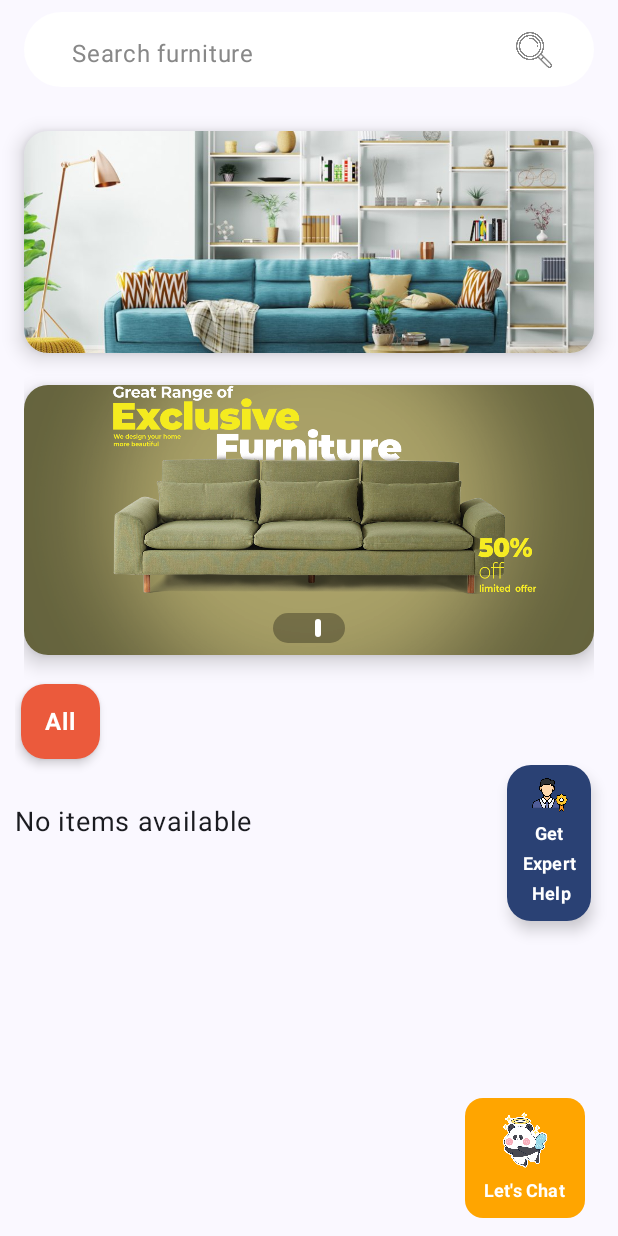
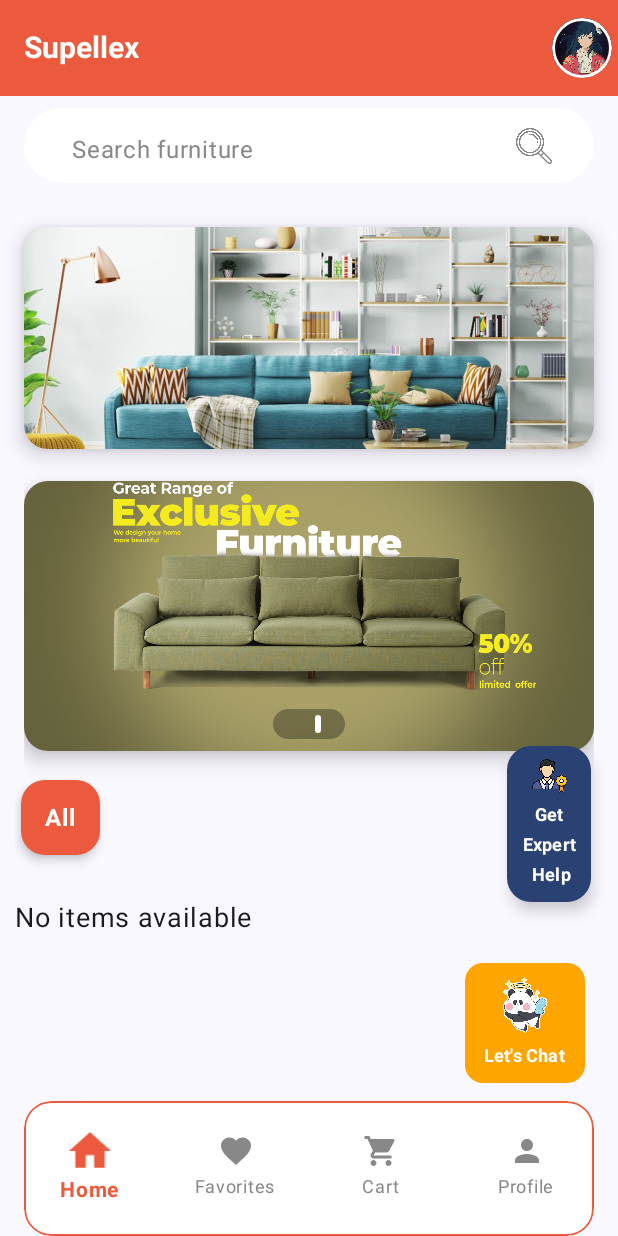
Before and after one commit to Aadhi41/GitFlow, an Android app built with Jetpack Compose: the screen it shows after launch (MainActivity), on a phone screen of 412 x 824 dp. Run offline under Robolectric (Android 15) with nearby library versions, the light colour scheme and no system bars; our stand-ins replace Firebase (no records; nobody signed in at launch, a user with empty details on screens opened directly); pictures from the network do not load.

Commit message:
Bottom Nav Bar Ready!

```diff
--- /dev/null
+++ b/app/src/main/java/com/example/gitflow/feature/topbar/CustomTopBar.kt
@@ -0,0 +1,48 @@
+package com.example.gitflow.feature.topbar
+
+import androidx.compose.foundation.Image
+import androidx.compose.foundation.border
+import androidx.compose.foundation.layout.size
+import androidx.compose.foundation.shape.CircleShape
+import androidx.compose.material3.ExperimentalMaterial3Api
+import androidx.compose.material3.Text
+import androidx.compose.material3.TopAppBar
+import androidx.compose.material3.TopAppBarDefaults
+import androidx.compose.runtime.Composable
+import androidx.compose.ui.Modifier
+import androidx.compose.ui.draw.clip
+import androidx.compose.ui.graphics.Color
+import androidx.compose.ui.layout.ContentScale
+import androidx.compose.ui.res.painterResource
+import androidx.compose.ui.text.font.FontWeight
+import androidx.compose.ui.unit.dp
+import androidx.compose.ui.unit.sp
+import com.example.gitflow.R
+
+@OptIn(ExperimentalMaterial3Api::class)
+@Composable
+fun CustomTopBar() {
+    TopAppBar(
+        title = {
+            Text(text = "Supellex",
+                color = Color.White,
+                fontSize = 20.sp,
+                fontWeight = FontWeight.Bold)
+
+        },
+        colors = TopAppBarDefaults.topAppBarColors(
+            containerColor = Color(0xFFEB5A3C)
+        ),
+        actions = {
+            Image(
+                painter = painterResource(id = R.drawable.pfp),
+                contentDescription = "Profile Picture",
+                contentScale = ContentScale.Crop,
+                modifier = Modifier
+                    .size(40.dp)
+                    .clip(CircleShape)
+                    .border(2.dp, Color.White, CircleShape)
+            )
+        }
+    )
+}
--- a/app/src/main/java/com/example/gitflow/navigation/MainScreen.kt
+++ b/app/src/main/java/com/example/gitflow/navigation/MainScreen.kt
@@ -1,21 +1,37 @@
 package com.example.gitflow.navigation
 
+import androidx.compose.foundation.layout.Box
+import androidx.compose.foundation.layout.padding
+import androidx.compose.material3.Scaffold
 import androidx.compose.runtime.Composable
+import androidx.compose.ui.Modifier
 import androidx.navigation.compose.NavHost
 import androidx.navigation.compose.composable
 import androidx.navigation.compose.rememberNavController
+import com.example.gitflow.navigation.bottomnavbar.CustomBottomNavigationBar
+import com.example.gitflow.ui.cartscreen.CartScreen
 import com.example.gitflow.ui.chatbot.ChatbotScreen
+import com.example.gitflow.ui.favoritesscreen.FavoritesScreen
 import com.example.gitflow.ui.furnitureScreens.DetailScreen
 import com.example.gitflow.ui.mainScreens.HomeScreen
+import com.example.gitflow.ui.profilescreen.ProfileScreen
 
 @Composable
 fun MainScreen() {
     val navController = rememberNavController()
-    NavHost(navController, startDestination = "home") {
-        composable("home") { HomeScreen(navController) }
-        composable("chatbot") { ChatbotScreen { navController.popBackStack() } }
-        composable("detailScreen") {
-            DetailScreen(navController)
+
+    Scaffold(
+        bottomBar = { CustomBottomNavigationBar(navController) }
+    ) { innerPadding ->
+        Box(modifier = Modifier.padding(innerPadding)) {
+            NavHost(navController, startDestination = "home") {
+                composable("home") { HomeScreen(navController) }
+                composable("favorites") { FavoritesScreen() }
+                composable("cart") { CartScreen() }
+                composable("profile") { ProfileScreen() }
+                composable("chatbot") { ChatbotScreen { navController.popBackStack() } }
+                composable("detailScreen") { DetailScreen(navController) }
+            }
         }
     }
 }
--- /dev/null
+++ b/app/src/main/java/com/example/gitflow/navigation/bottomnavbar/CustomBottomNavigationBar.kt
@@ -0,0 +1,113 @@
+package com.example.gitflow.navigation.bottomnavbar
+
+import androidx.compose.animation.core.animateFloatAsState
+import androidx.compose.foundation.background
+import androidx.compose.foundation.border
+import androidx.compose.foundation.layout.*
+import androidx.compose.foundation.shape.RoundedCornerShape
+import androidx.compose.material.icons.Icons
+import androidx.compose.material.icons.filled.Favorite
+import androidx.compose.material.icons.filled.Home
+import androidx.compose.material.icons.filled.Person
+import androidx.compose.material.icons.filled.ShoppingCart
+import androidx.compose.material3.*
+import androidx.compose.runtime.*
+import androidx.compose.ui.Alignment
+import androidx.compose.ui.Modifier
+import androidx.compose.ui.draw.clip
+import androidx.compose.ui.draw.shadow
+import androidx.compose.ui.graphics.Color
+import androidx.compose.ui.graphics.graphicsLayer
+import androidx.compose.ui.graphics.vector.ImageVector
+import androidx.compose.ui.platform.LocalHapticFeedback
+import androidx.compose.ui.text.font.FontWeight
+import androidx.compose.ui.tooling.preview.Preview
+import androidx.compose.ui.unit.dp
+import androidx.compose.ui.unit.sp
+import androidx.navigation.NavController
+import androidx.navigation.compose.rememberNavController
+import com.example.gitflow.ui.theme.WarmOrange
+
+@Composable
+fun CustomBottomNavigationBar(navController: NavController) {
+    val items = listOf(
+        BottomNavItem("Home", Icons.Default.Home, "home"),
+        BottomNavItem("Favorites", Icons.Default.Favorite, "favorites"),
+        BottomNavItem("Cart", Icons.Default.ShoppingCart, "cart"),
+        BottomNavItem("Profile", Icons.Default.Person, "profile")
+    )
+
+    var selectedItem by remember { mutableStateOf(0) }
+    val hapticFeedback = LocalHapticFeedback.current
+
+    Box(
+        modifier = Modifier
+            .fillMaxWidth()
+            .padding(horizontal = 16.dp)
+            .clip(RoundedCornerShape(18.dp))
+            .shadow(10.dp, RoundedCornerShape(18.dp))
+            .background(Color.White)
+    ) {
+        NavigationBar(
+            modifier = Modifier
+                .border(1.dp, WarmOrange, RoundedCornerShape(18.dp))
+                .fillMaxWidth()
+                .height(90.dp),
+            containerColor = Color.Transparent
+        ) {
+            items.forEachIndexed { index, item ->
+                val isSelected = selectedItem == index
+                val animatedScale by animateFloatAsState(
+                    targetValue = if (isSelected) 1.2f else 1f, label = "icon_scale"
+                )
+
+                NavigationBarItem(
+                    selected = isSelected,
+                    onClick = {
+                        selectedItem = index
+                        hapticFeedback.performHapticFeedback(androidx.compose.ui.hapticfeedback.HapticFeedbackType.LongPress)
+                        navController.navigate(item.route) {
+                            popUpTo(navController.graph.startDestinationId) { saveState = true }
+                            launchSingleTop = true
+                            restoreState = true
+                        }
+                    },
+                    icon = {
+                        Column(horizontalAlignment = Alignment.CenterHorizontally) {
+                            Icon(
+                                imageVector = item.icon,
+                                contentDescription = item.title,
+                                tint = if (isSelected) Color(0xFFEB5A3C) else Color.Gray,
+                                modifier = Modifier
+                                    .size(if (isSelected) 28.dp else 24.dp)
+                                    .graphicsLayer(scaleX = animatedScale, scaleY = animatedScale)
+                            )
+                            Text(
+                                text = item.title,
+                                color = if (isSelected) Color(0xFFEB5A3C) else Color.Gray,
+                                fontWeight = if (isSelected) FontWeight.Bold else FontWeight.Normal,
+                                fontSize = if (isSelected) 14.sp else 12.sp,
+                            )
+                        }
+                    },
+                    colors = NavigationBarItemDefaults.colors(
+                        selectedIconColor = Color.White,
+                        unselectedIconColor = Color.Gray,
+                        indicatorColor = Color.Transparent
+                    )
+                )
+            }
+        }
+    }
+}
+
+
+
+data class BottomNavItem(val title: String, val icon: ImageVector, val route: String)
+
+@Preview(showBackground = true)
+@Composable
+fun PreviewCustomBottomNavigationBar() {
+    val navController = rememberNavController()
+    CustomBottomNavigationBar(navController)
+}
--- a/app/src/main/java/com/example/gitflow/ui/mainScreens/HomeScreen.kt
+++ b/app/src/main/java/com/example/gitflow/ui/mainScreens/HomeScreen.kt
@@ -17,6 +17,8 @@ import com.example.gitflow.data.repository.FurnitureRepository
 import com.example.gitflow.feature.banners.AutoScrollingBanner
 import com.example.gitflow.feature.banners.Banner
 import com.example.gitflow.feature.searchbar.SearchScreen
+import com.example.gitflow.feature.topbar.CustomTopBar
+import com.example.gitflow.navigation.bottomnavbar.CustomBottomNavigationBar
 import com.example.gitflow.ui.furnitureScreens.FurnitureListScreen
 import com.example.gitflow.ui.chatbot.ChatbotButton
 import com.example.gitflow.ui.theme.GitFlowTheme
@@ -26,11 +28,12 @@ import com.example.gitflow.ui.viewmodel.SearchViewModel
 
 @Composable
 fun HomeScreen(navController: NavController) {
-    val furnitureRepository = FurnitureRepository(RetrofitInstance.apiService)
-    val furnitureViewModel: FurnitureViewModel = viewModel(factory = FurnitureViewModelFactory(furnitureRepository))
+    val furnitureViewModel: FurnitureViewModel =
+        viewModel(factory = FurnitureViewModelFactory(FurnitureRepository(RetrofitInstance.apiService)))
     val searchViewModel: SearchViewModel = viewModel()
 
     Scaffold(
+        topBar = { CustomTopBar() },
         content = { paddingValues ->
             Box(
                 modifier = Modifier
@@ -39,17 +42,15 @@ fun HomeScreen(navController: NavController) {
             ) {
                 LazyColumn(
                     modifier = Modifier.fillMaxSize(),
-                    verticalArrangement = Arrangement.spacedBy(5.dp), // Reduce spacing
-                    contentPadding = PaddingValues(bottom = 80.dp) // Space for chatbot
+                    verticalArrangement = Arrangement.spacedBy(5.dp),
+                    contentPadding = PaddingValues(bottom = 80.dp)
                 ) {
                     item { SearchScreen(navController, searchViewModel) }
                     item { Banner() }
-                    item { AutoScrollingBanner(modifier = Modifier.offset(y = (-5).dp)) } // Moves it up slightly
+                    item { AutoScrollingBanner(modifier = Modifier.offset(y = (-5).dp)) }
                     item { FurnitureListScreen(navController, furnitureViewModel) }
                 }
 
-
-                // Chatbot button (remains fixed at bottom-right)
                 Box(
                     modifier = Modifier
                         .fillMaxSize()
@@ -65,7 +66,6 @@ fun HomeScreen(navController: NavController) {
 
 
 
-
 @Preview(showBackground = true)
 @Composable
 fun HomeScreenPreview() {
--- a/app/src/main/java/com/example/gitflow/ui/theme/Color.kt
+++ b/app/src/main/java/com/example/gitflow/ui/theme/Color.kt
@@ -14,4 +14,4 @@ val Pink40 = Color(0xFF7D5260)
 val Beige = Color(0xFFFCE7C8)  // #FCE7C8
 val OliveGreen = Color(0xFFB1C29E) // #B1C29E
 val SoftYellow = Color(0xFFFADA7A) // #FADA7A
-val WarmOrange = Color(0xFFF0A04B) // #F0A04B
+val WarmOrange = Color(0xFFEB5A3C) // #F0A04B
```
